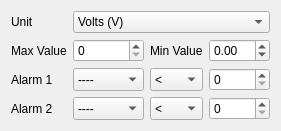
This is companion/src/modeledit/telemetry_analog.ui in opentx/opentx as Qt 5 draws it before an edit. The edited form follows.
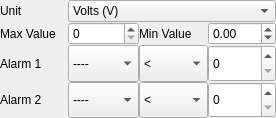
This is the edited form.

Commit message: Final pixel pinching to get the best possible item alignment on both Windows and Linux. I do not even want to know how things look on a Mac. I am tired of this :)

What changed in the file:
```diff
--- a/companion/src/modeledit/telemetry_analog.ui
+++ b/companion/src/modeledit/telemetry_analog.ui
@@ -14,6 +14,21 @@
    <string>Form</string>
   </property>
   <layout class="QVBoxLayout" name="verticalLayout">
+   <property name="spacing">
+    <number>0</number>
+   </property>
+   <property name="leftMargin">
+    <number>0</number>
+   </property>
+   <property name="topMargin">
+    <number>0</number>
+   </property>
+   <property name="rightMargin">
+    <number>0</number>
+   </property>
+   <property name="bottomMargin">
+    <number>0</number>
+   </property>
    <item>
     <layout class="QGridLayout" name="gridLayout_11" columnstretch="1,1,1,1" columnminimumwidth="0,0,0,0">
      <item row="0" column="0">
```
The commit also changes 1 other file.
